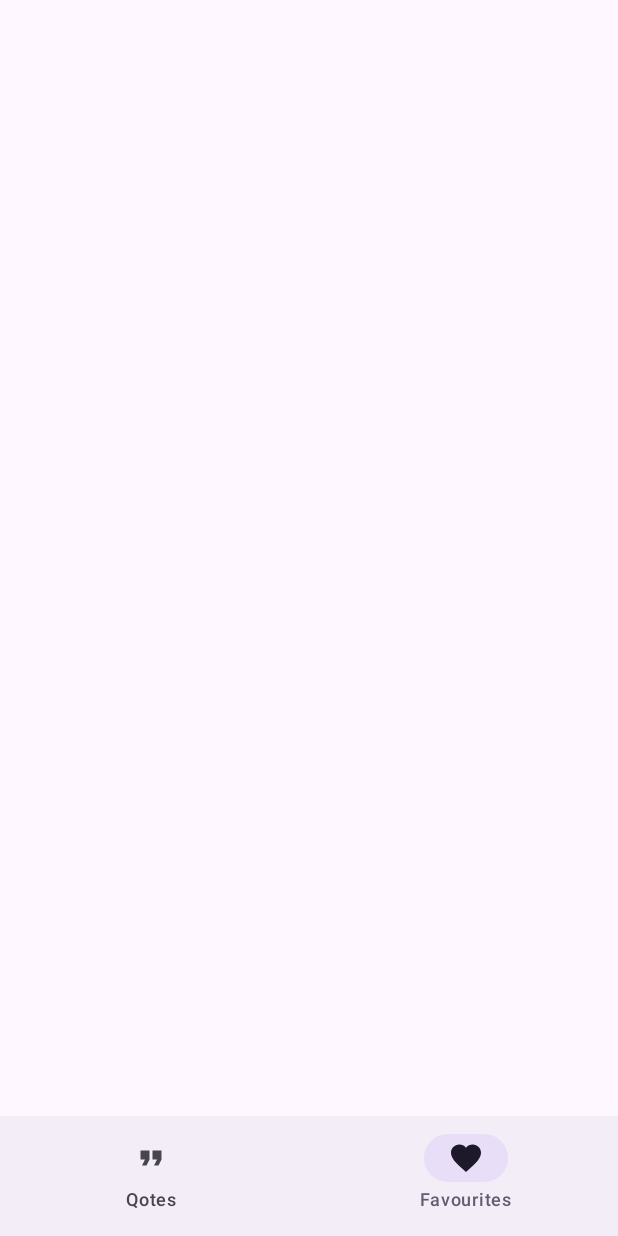
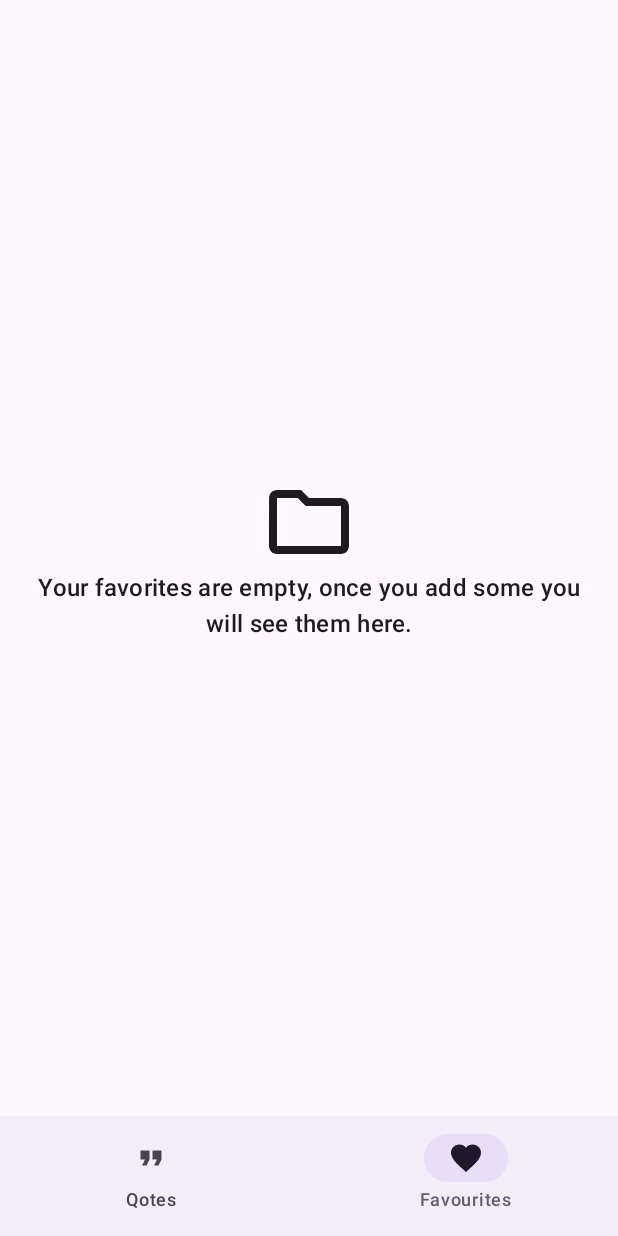
Before and after one commit to nerdy-plutonian-ng/qotes, an Android app built with Jetpack Compose: the screen it shows after launch (MainActivity), item 2 of the bottom bar chosen, on a phone screen of 412 x 824 dp. Run offline under Robolectric (Android 15) with nearby library versions, the phone set to English and light mode, and no system bars; our stand-ins replace Room's generated code.

Commit message:
added empty list description for empty favorites list

```diff
--- a/app/src/main/java/com/plutoapps/qotes/ui/screens/home/FavoritesTab.kt
+++ b/app/src/main/java/com/plutoapps/qotes/ui/screens/home/FavoritesTab.kt
@@ -1,17 +1,17 @@
 package com.plutoapps.qotes.ui.screens.home
 
-import android.widget.Space
 import androidx.compose.foundation.background
 import androidx.compose.foundation.layout.Box
 import androidx.compose.foundation.layout.Column
 import androidx.compose.foundation.layout.Spacer
 import androidx.compose.foundation.layout.fillMaxSize
+import androidx.compose.foundation.layout.padding
+import androidx.compose.foundation.layout.size
 import androidx.compose.foundation.layout.width
 import androidx.compose.foundation.lazy.LazyColumn
 import androidx.compose.material.icons.Icons
 import androidx.compose.material.icons.filled.Close
 import androidx.compose.material.icons.filled.Delete
-import androidx.compose.material.icons.filled.Favorite
 import androidx.compose.material3.Button
 import androidx.compose.material3.DismissDirection
 import androidx.compose.material3.DismissValue
@@ -23,7 +23,6 @@ import androidx.compose.material3.MaterialTheme
 import androidx.compose.material3.OutlinedButton
 import androidx.compose.material3.SwipeToDismiss
 import androidx.compose.material3.Text
-import androidx.compose.material3.TextButton
 import androidx.compose.material3.rememberDismissState
 import androidx.compose.runtime.Composable
 import androidx.compose.runtime.rememberCoroutineScope
@@ -48,7 +47,17 @@ fun FavoritesTab(modifier: Modifier = Modifier, favourites: List<Qote>, deleteFa
     val dateFormat = SimpleDateFormat("EEEE dd MMM yyyy", Locale.getDefault())
     val scope = rememberCoroutineScope()
 
-    LazyColumn {
+    if(favourites.isEmpty())
+        Box(modifier = modifier.fillMaxSize(), contentAlignment = Alignment.Center){
+
+            Column (horizontalAlignment = Alignment.CenterHorizontally, modifier = modifier.padding(16.dp)){
+                Icon(painter = painterResource(id = R.drawable.empty_folder), contentDescription = null, modifier = modifier.size(64.dp))
+                Text(text = "Your favorites are empty, once you add some you will see them here.", style = MaterialTheme.typography.titleMedium,
+                    textAlign = TextAlign.Center)
+            }
+        }
+        else
+        LazyColumn {
         items(favourites.size, key = { favourites[it].id }) {
             val qote = favourites[it]
             val dismissState = rememberDismissState(
--- /dev/null
+++ b/app/src/main/res/drawable/empty_folder.xml
@@ -0,0 +1,5 @@
+<vector android:height="24dp" android:tint="#000000"
+    android:viewportHeight="24" android:viewportWidth="24"
+    android:width="24dp" xmlns:android="http://schemas.android.com/apk/res/android">
+    <path android:fillColor="@android:color/white" android:pathData="M9.17,6l2,2H20v10H4V6h5.17M10,4H4c-1.1,0 -1.99,0.9 -1.99,2L2,18c0,1.1 0.9,2 2,2h16c1.1,0 2,-0.9 2,-2V8c0,-1.1 -0.9,-2 -2,-2h-8l-2,-2z"/>
+</vector>
```
